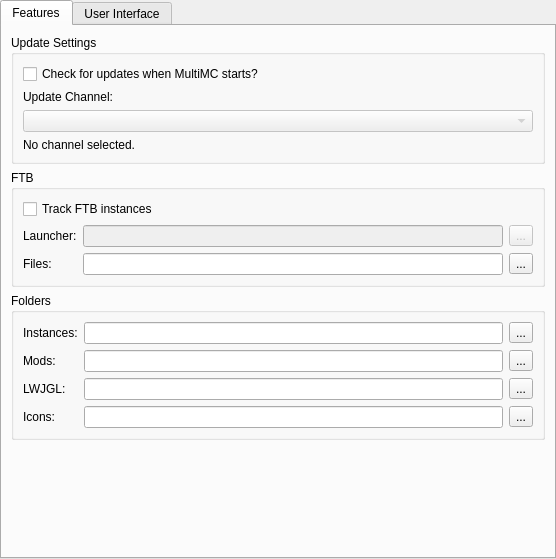
The window that gui/pages/global/MultiMCPage.ui (FreesmTeam/FreesmLauncher) describes before a commit, drawn with Qt 5.
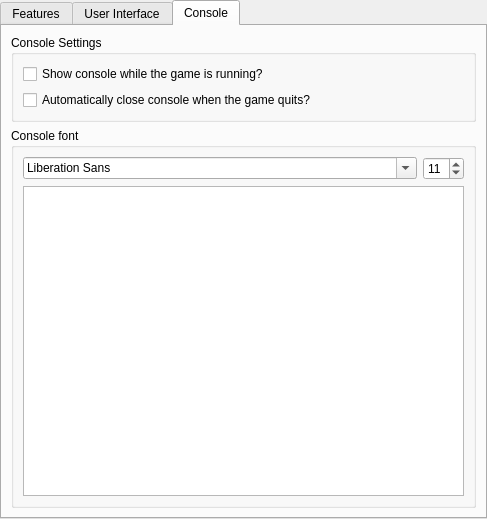
The same window after the commit. The open tabs and pages were chosen to show the change. Icons and pictures are not drawn.

Commit message:
Add console font size setting and a preview\
Also moves the console settings from the minecraft page.

Diff of the .ui file:
```diff
--- a/gui/pages/global/MultiMCPage.ui
+++ b/gui/pages/global/MultiMCPage.ui
@@ -6,8 +6,8 @@
    <rect>
     <x>0</x>
     <y>0</y>
-    <width>556</width>
-    <height>559</height>
+    <width>487</width>
+    <height>519</height>
    </rect>
   </property>
   <property name="sizePolicy">
@@ -65,7 +65,10 @@
           <item>
            <widget class="QLabel" name="updateChannelLabel">
             <property name="text">
-             <string>Update Channel:</string>
+             <string>Up&amp;date Channel:</string>
+            </property>
+            <property name="buddy">
+             <cstring>updateChannelComboBox</cstring>
             </property>
            </widget>
           </item>
@@ -98,7 +101,10 @@
           <item row="2" column="0">
            <widget class="QLabel" name="label">
             <property name="text">
-             <string>Launcher:</string>
+             <string>&amp;Launcher:</string>
+            </property>
+            <property name="buddy">
+             <cstring>ftbLauncherBox</cstring>
             </property>
            </widget>
           </item>
@@ -117,6 +123,9 @@
             <property name="text">
              <string>Files:</string>
             </property>
+            <property name="buddy">
+             <cstring>ftbBox</cstring>
+            </property>
            </widget>
           </item>
           <item row="3" column="2">
@@ -161,7 +170,10 @@
           <item row="0" column="0">
            <widget class="QLabel" name="labelInstDir">
             <property name="text">
-             <string>Instances:</string>
+             <string>I&amp;nstances:</string>
+            </property>
+            <property name="buddy">
+             <cstring>instDirTextBox</cstring>
             </property>
            </widget>
           </item>
@@ -178,7 +190,10 @@
           <item row="1" column="0">
            <widget class="QLabel" name="labelModsDir">
             <property name="text">
-             <string>Mods:</string>
+             <string>&amp;Mods:</string>
+            </property>
+            <property name="buddy">
+             <cstring>modsDirTextBox</cstring>
             </property>
            </widget>
           </item>
@@ -198,7 +213,10 @@
           <item row="2" column="0">
            <widget class="QLabel" name="labelLWJGLDir">
             <property name="text">
-             <string>LWJGL:</string>
+             <string>LW&amp;JGL:</string>
+            </property>
+            <property name="buddy">
+             <cstring>lwjglDirTextBox</cstring>
             </property>
            </widget>
           </item>
@@ -215,7 +233,10 @@
           <item row="3" column="0">
            <widget class="QLabel" name="labelIconsDir">
             <property name="text">
-             <string>Icons:</string>
+             <string>&amp;Icons:</string>
+            </property>
+            <property name="buddy">
+             <cstring>iconsDirTextBox</cstring>
             </property>
            </widget>
           </item>
@@ -236,8 +257,8 @@
          </property>
          <property name="sizeHint" stdset="0">
           <size>
-           <width>20</width>
-           <height>40</height>
+           <width>0</width>
+           <height>0</height>
           </size>
          </property>
         </spacer>
@@ -370,12 +391,80 @@
         </widget>
        </item>
        <item>
+        <spacer name="generalTabSpacer">
+         <property name="orientation">
+          <enum>Qt::Vertical</enum>
+         </property>
+         <property name="sizeHint" stdset="0">
+          <size>
+           <width>0</width>
+           <height>0</height>
+          </size>
+         </property>
+        </spacer>
+       </item>
+      </layout>
+     </widget>
+     <widget class="QWidget" name="tab">
+      <attribute name="title">
+       <string>Console</string>
+      </attribute>
+      <layout class="QVBoxLayout" name="verticalLayout_2">
+       <item>
+        <widget class="QGroupBox" name="consoleSettingsBox">
+         <property name="title">
+          <string>Console Settings</string>
+         </property>
+         <layout class="QVBoxLayout" name="verticalLayout_3">
+          <item>
+           <widget class="QCheckBox" name="showConsoleCheck">
+            <property name="text">
+             <string>Show console while the game is running?</string>
+            </property>
+           </widget>
+          </item>
+          <item>
+           <widget class="QCheckBox" name="autoCloseConsoleCheck">
+            <property name="text">
+             <string>Automatically close console when the game quits?</string>
+            </property>
+           </widget>
+          </item>
+         </layout>
+        </widget>
+       </item>
+       <item>
         <widget class="QGroupBox" name="themeBox_2">
+         <property name="sizePolicy">
+          <sizepolicy hsizetype="Preferred" vsizetype="MinimumExpanding">
+           <horstretch>0</horstretch>
+           <verstretch>0</verstretch>
+          </sizepolicy>
+         </property>
          <property name="title">
           <string>Console font</string>
          </property>
-         <layout class="QVBoxLayout" name="verticalLayout_2">
-          <item>
+         <layout class="QGridLayout" name="gridLayout_2">
+          <item row="1" column="0" colspan="2">
+           <widget class="QTextEdit" name="fontPreview">
+            <property name="sizePolicy">
+             <sizepolicy hsizetype="Expanding" vsizetype="MinimumExpanding">
+              <horstretch>0</horstretch>
+              <verstretch>0</verstretch>
+             </sizepolicy>
+            </property>
+            <property name="horizontalScrollBarPolicy">
+             <enum>Qt::ScrollBarAlwaysOff</enum>
+            </property>
+            <property name="undoRedoEnabled">
+             <bool>false</bool>
+            </property>
+            <property name="textInteractionFlags">
+             <set>Qt::TextSelectableByKeyboard|Qt::TextSelectableByMouse</set>
+            </property>
+           </widget>
+          </item>
+          <item row="0" column="0">
            <widget class="QFontComboBox" name="consoleFont">
             <property name="sizePolicy">
              <sizepolicy hsizetype="Expanding" vsizetype="Fixed">
@@ -385,22 +474,22 @@
             </property>
            </widget>
           </item>
+          <item row="0" column="1">
+           <widget class="QSpinBox" name="fontSizeBox">
+            <property name="minimum">
+             <number>5</number>
+            </property>
+            <property name="maximum">
+             <number>16</number>
+            </property>
+            <property name="value">
+             <number>11</number>
+            </property>
+           </widget>
+          </item>
          </layout>
         </widget>
        </item>
-       <item>
-        <spacer name="generalTabSpacer">
-         <property name="orientation">
-          <enum>Qt::Vertical</enum>
-         </property>
-         <property name="sizeHint" stdset="0">
-          <size>
-           <width>20</width>
-           <height>40</height>
-          </size>
-         </property>
-        </spacer>
-       </item>
       </layout>
      </widget>
     </widget>
```
Left out of the diff: 5 changed lines with no effect on the pictures. The commit also changes 6 other files.
